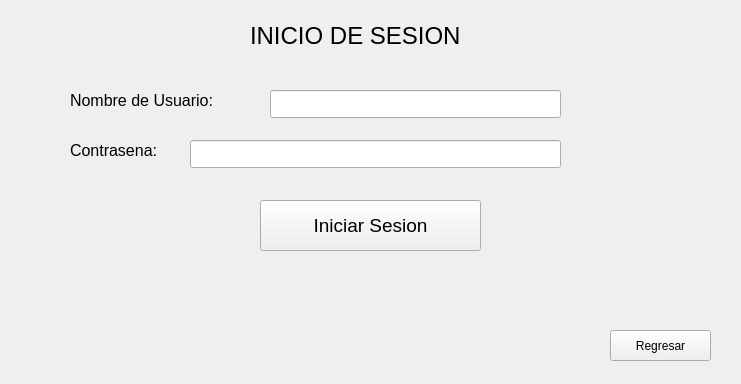
Qt form Minesweeper/frminiciosesion.ui (WeaselSSH/Minesweeper) before a commit.
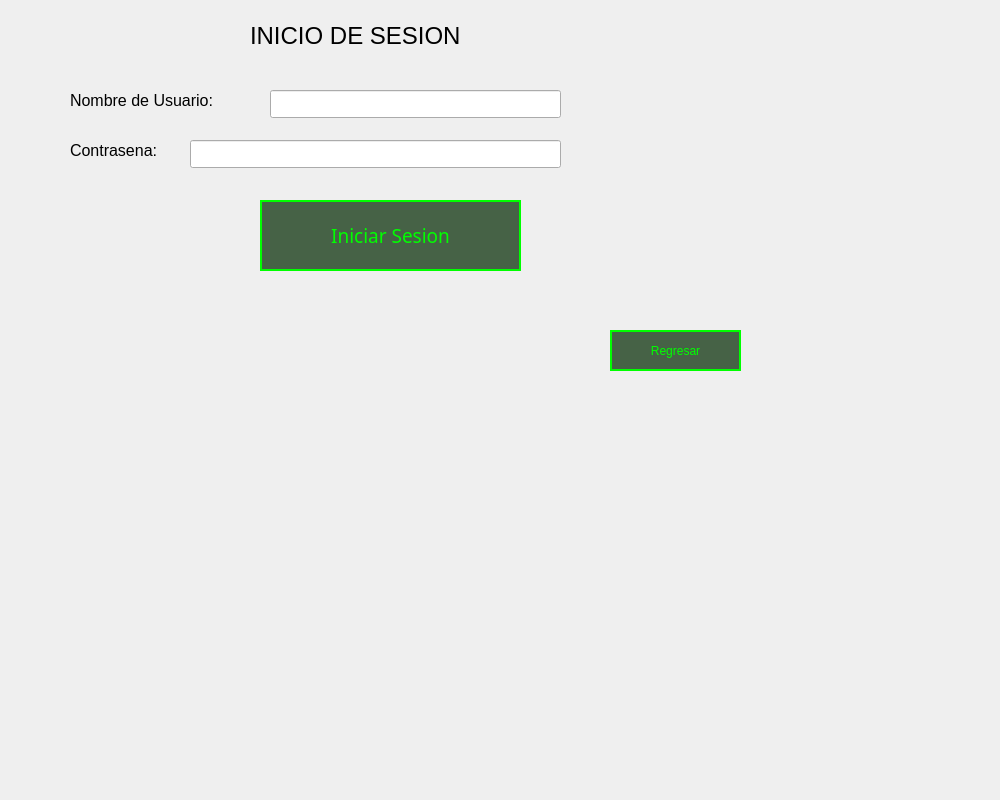
The same form after that commit.

```diff
--- a/Minesweeper/frminiciosesion.ui
+++ b/Minesweeper/frminiciosesion.ui
@@ -6,13 +6,39 @@
    <rect>
     <x>0</x>
     <y>0</y>
-    <width>741</width>
-    <height>384</height>
+    <width>1000</width>
+    <height>800</height>
    </rect>
   </property>
   <property name="windowTitle">
    <string>Form</string>
   </property>
+  <property name="styleSheet">
+   <string notr="true">QPushButton {
+    background-color: rgba(0, 40, 0, 180);
+    border: 2px solid #00FF00;             
+    color: #00FF00;                       
+    font-family: 'Press Start 2P';
+	font-style:Bold;         
+    padding: 10px;
+    text-transform: uppercase;
+}
+
+
+QPushButton:hover {
+    background-color: #004400;
+    border-color: #55FF55;                
+    color: #55FF55;
+  
+    box-shadow: 0 0 10px #00FF00; 
+}
+
+
+QPushButton:pressed {
+    background-color: #00FF00;
+    color: #050A05;                     
+}</string>
+  </property>
   <widget class="QLineEdit" name="txtContrasena">
    <property name="geometry">
     <rect>
@@ -52,12 +78,13 @@
     <rect>
      <x>260</x>
      <y>200</y>
-     <width>221</width>
-     <height>51</height>
+     <width>261</width>
+     <height>71</height>
     </rect>
    </property>
    <property name="font">
     <font>
+     <family>Press Start 2P</family>
      <pointsize>14</pointsize>
     </font>
    </property>
@@ -88,8 +115,8 @@
     <rect>
      <x>610</x>
      <y>330</y>
-     <width>101</width>
-     <height>31</height>
+     <width>131</width>
+     <height>41</height>
     </rect>
    </property>
    <property name="text">
```
